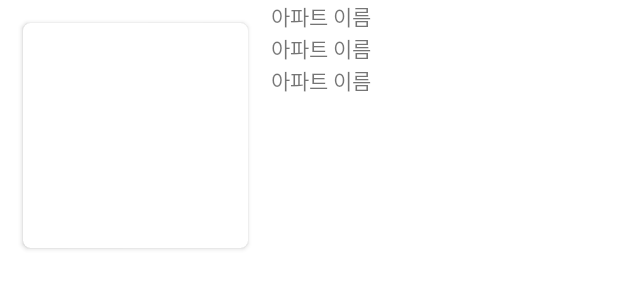
After one commit to NaJeongHu/HouseMart, an Android app: the layout item_list.xml on its own in the app's theme, with its tools: preview values and no code run, on a phone screen of 412 x 824 dp. The commit adds this screen. Shown: the top 300 px of the screen. Run offline under Robolectric (Android 15) with nearby library versions, the phone set to English and light mode, and no system bars.

Commit message:
retrofit connect in listactivity

```diff
--- a/app/src/main/java/com/example/publicdatacompetition/RESTApi.java
+++ b/app/src/main/java/com/example/publicdatacompetition/RESTApi.java
@@ -40,7 +40,7 @@ public interface RESTApi {
             @Part MultipartBody.Part file);
 
     @POST("/board/get/list")
-    Call<ResponseBody> getList();
+    Call<List<PermittedHouse>> getList();
 
     public static final Retrofit retrofit = new Retrofit.Builder()
             .baseUrl("http://122.37.239.49:9000/")
--- /dev/null
+++ b/app/src/main/res/layout/item_list.xml
@@ -0,0 +1,47 @@
+<?xml version="1.0" encoding="utf-8"?>
+<LinearLayout xmlns:android="http://schemas.android.com/apk/res/android"
+    xmlns:app="http://schemas.android.com/apk/res-auto"
+    android:orientation="vertical"
+    android:layout_width="match_parent"
+    android:layout_height="180dp">
+
+    <LinearLayout
+        android:layout_width="match_parent"
+        android:layout_height="match_parent"
+        android:orientation="horizontal">
+
+        <androidx.cardview.widget.CardView
+            android:id="@+id/card_item_list_titleimg"
+            android:layout_width="150dp"
+            android:layout_height="150dp"
+            android:layout_margin="15dp"
+            app:cardCornerRadius="5dp"/>
+
+        <LinearLayout
+            android:layout_width="match_parent"
+            android:layout_height="match_parent"
+            android:orientation="vertical">
+
+            <TextView
+                android:id="@+id/tv_item_list_name"
+                android:layout_width="wrap_content"
+                android:layout_height="wrap_content"
+                android:text="아파트 이름"/>
+
+            <TextView
+                android:id="@+id/tv_item_list_info"
+                android:layout_width="wrap_content"
+                android:layout_height="wrap_content"
+                android:text="아파트 이름"/>
+
+            <TextView
+                android:id="@+id/tv_item_list_price"
+                android:layout_width="wrap_content"
+                android:layout_height="wrap_content"
+                android:text="아파트 이름"/>
+
+        </LinearLayout>
+
+    </LinearLayout>
+
+</LinearLayout>
```
Also changed, not shown: app/src/main/java/com/example/publicdatacompetition/ListActivity.java (+14 -5 lines), app/src/main/java/com/example/publicdatacompetition/ListRecyclerAdapter.java (added, +54 -0 lines), app/src/main/java/com/example/publicdatacompetition/PermittedHouse.java (+17 -9 lines).
